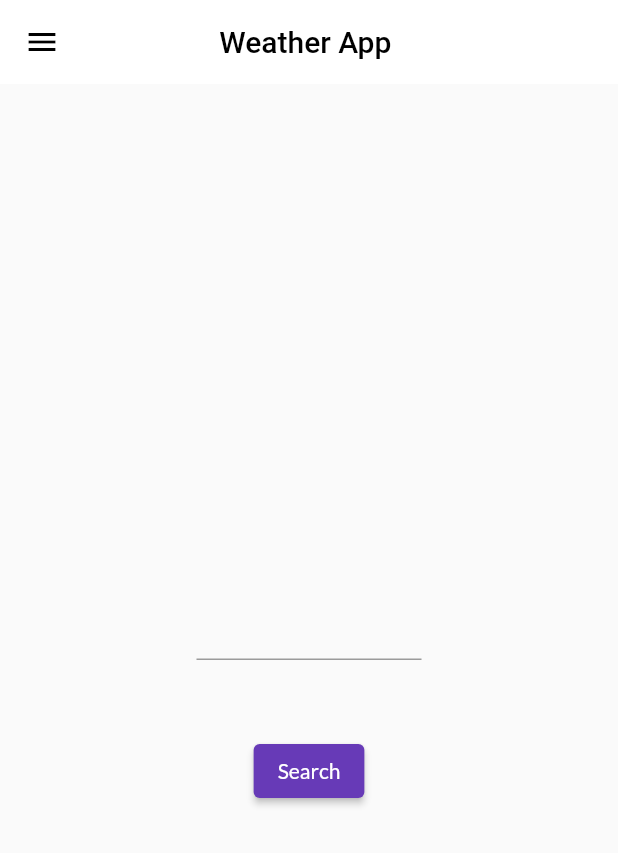
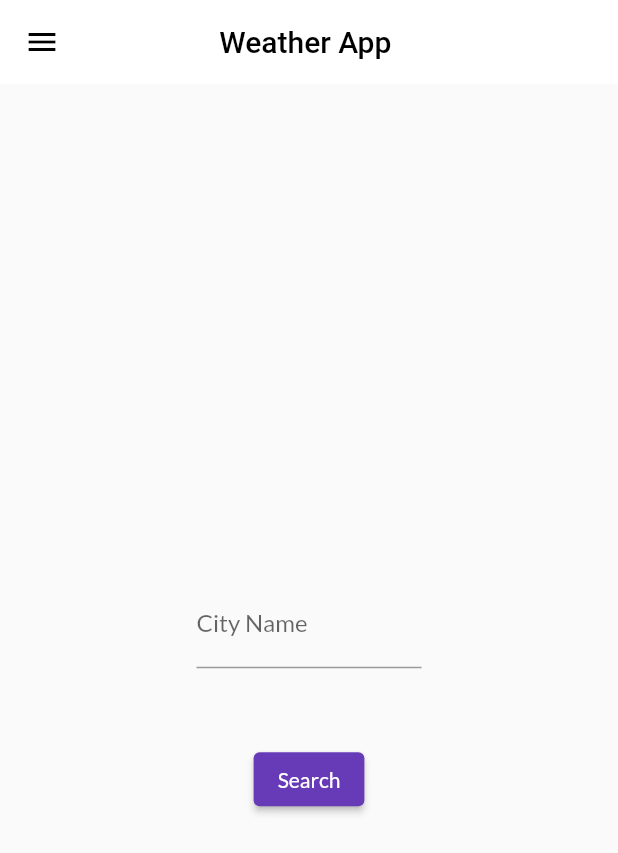
Before and after one commit to Asim-2000/Flut-Weather, a Flutter app: the HomeScreen screen opened by its route, after a tap on "Search", on a phone screen of 412 x 824 dp. Shown: the top 853 px of the screen. Run offline on Flutter 3.47's test engine with Material 2 defaults, Android fonts, the phone set to English and light mode, and no system bars; our stand-ins replace flutter_dotenv, google_fonts; network calls fail.

Commit message:
📦 NEW: API Working. Error response not handled

```diff
--- a/lib/main.dart
+++ b/lib/main.dart
@@ -15,7 +15,7 @@ class MyApp extends StatelessWidget {
   Widget build(BuildContext context) {
     return MaterialApp(
       theme: MyTheme.lightTheme(context),
-      initialRoute: HomeScreen.routeName,
+      initialRoute: Login.routeName,
       routes: {
         HomeScreen.routeName: (context) => HomeScreen(),
         Login.routeName: (context) => Login()
--- a/lib/models/weather-model.dart
+++ b/lib/models/weather-model.dart
@@ -1,10 +1,48 @@
+class WeatherInfo {
+  final String description;
+  final String icon;
+
+  WeatherInfo({this.description, this.icon});
+
+  factory WeatherInfo.fromJson(Map<String, dynamic> json) {
+    final description = json['description'];
+    final icon = json['icon'];
+
+    return WeatherInfo(description: description, icon: icon);
+  }
+}
+
+class TempInfo {
+  final double temp;
+
+  TempInfo({this.temp});
+
+  factory TempInfo.fromJson(Map<String, dynamic> json) {
+    final temp = json['temp'];
+    return TempInfo(temp: temp);
+  }
+}
+
 class WeatherResponse {
   final String cityName;
+  final TempInfo tempInfo;
+  final WeatherInfo weatherInfo;
 
-  WeatherResponse({this.cityName});
+  String get iconUrl {
+    return 'https://openweathermap.org/img/wn/${weatherInfo.icon}@2x.png';
+  }
+
+  WeatherResponse({this.cityName, this.tempInfo, this.weatherInfo});
 
   factory WeatherResponse.fromJson(Map<String, dynamic> json) {
     final cityName = json['name'];
-    return WeatherResponse(cityName: cityName);
+    final tempInfoJson = json['main'];
+    final tempInfo = TempInfo.fromJson(tempInfoJson);
+
+    final weatherInfoJson = json['weather'][0];
+    final weatherInfo = WeatherInfo.fromJson(weatherInfoJson);
+
+    return WeatherResponse(
+        cityName: cityName, tempInfo: tempInfo, weatherInfo: weatherInfo);
   }
 }
--- a/lib/screens/home-screen.dart
+++ b/lib/screens/home-screen.dart
@@ -1,3 +1,4 @@
+import 'package:catalog_app/models/weather-model.dart';
 import 'package:catalog_app/services/data-service.dart';
 import 'package:catalog_app/widgets/my-drawer.dart';
 import 'package:flutter/material.dart';
@@ -12,12 +13,12 @@ class HomeScreen extends StatefulWidget {
 class _HomeScreenState extends State<HomeScreen> {
   final _cityTextController = TextEditingController();
   final _dataService = DataService();
-
+  WeatherResponse _response;
   @override
   Widget build(BuildContext context) {
     void _search() async {
       final response = await _dataService.getWeather(_cityTextController.text);
-      print(response.cityName);
+      setState(() => _response = response);
     }
 
     return Scaffold(
@@ -28,14 +29,28 @@ class _HomeScreenState extends State<HomeScreen> {
         ),
       ),
       body: Center(
+        child: SingleChildScrollView(
           child: Column(
             mainAxisAlignment: MainAxisAlignment.center,
             children: [
+              if (_response != null)
+                Column(
+                  children: [
+                    Image.network(_response.iconUrl),
+                    Text(
+                      '${_response.tempInfo.temp}°C',
+                      style: TextStyle(fontSize: 40),
+                    ),
+                    Text(_response.weatherInfo.description)
+                  ],
+                ),
               Padding(
                 padding: const EdgeInsets.symmetric(vertical: 50.0),
                 child: SizedBox(
                   width: 150,
                   child: TextField(
+                    decoration: InputDecoration(
+                        hintText: "Enter City", labelText: "City Name"),
                     controller: _cityTextController,
                     textAlign: TextAlign.center,
                   ),
@@ -45,6 +60,7 @@ class _HomeScreenState extends State<HomeScreen> {
             ],
           ),
         ),
+      ),
       drawer: MyDrawer(),
     );
   }
--- a/lib/screens/login-screen.dart
+++ b/lib/screens/login-screen.dart
@@ -29,7 +29,7 @@ class _LoginState extends State<Login> {
                   height: 20.0,
                 ),
                 Text(
-                  "Hello World $name",
+                  "Hello World",
                   style: TextStyle(fontSize: 24, fontWeight: FontWeight.bold),
                 ),
                 Padding(
--- a/lib/services/data-service.dart
+++ b/lib/services/data-service.dart
@@ -6,7 +6,11 @@ import "package:http/http.dart" as http;
 class DataService {
   Future<WeatherResponse> getWeather(String city) async {
     //api.openweathermap.org/data/2.5/weather?q={city name}&appid={API key}
-    final queryParameters = {'q': city, 'appid': env['API_KEY']};
+    final queryParameters = {
+      'q': city,
+      'appid': env['API_KEY'],
+      'units': 'metric'
+    };
 
     final uri = Uri.https(
         "api.openweathermap.org", "data/2.5/weather", queryParameters);
```
Also changed, not shown: 1 other file. Lines whose indentation alone changed are shown as unchanged.
